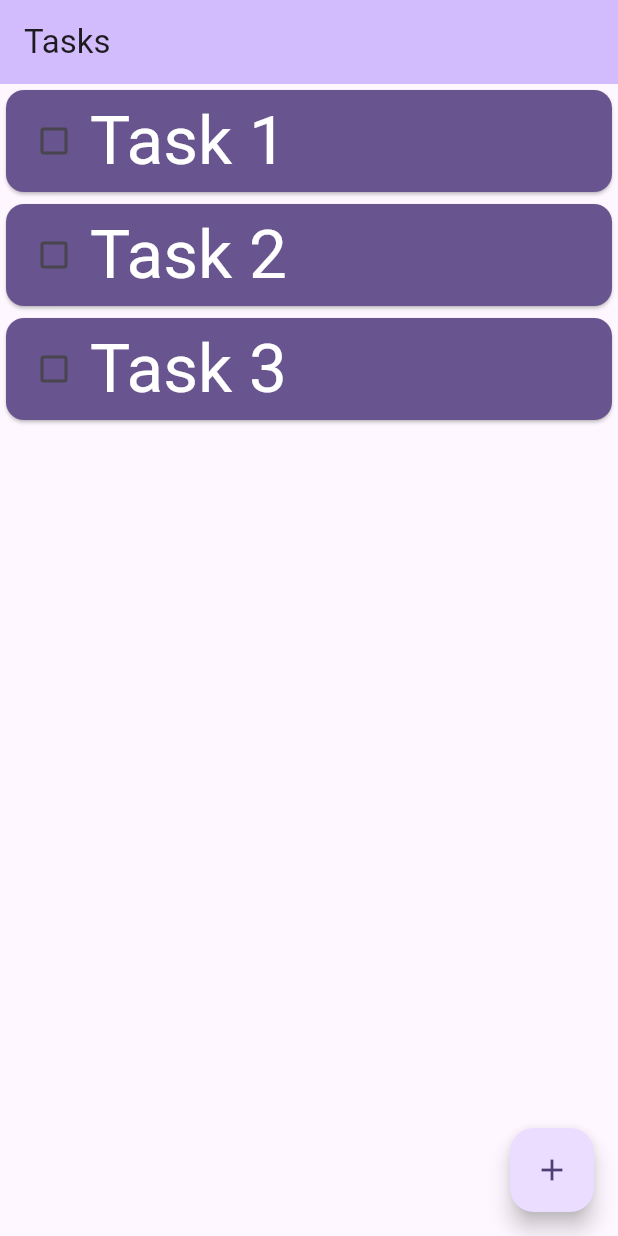
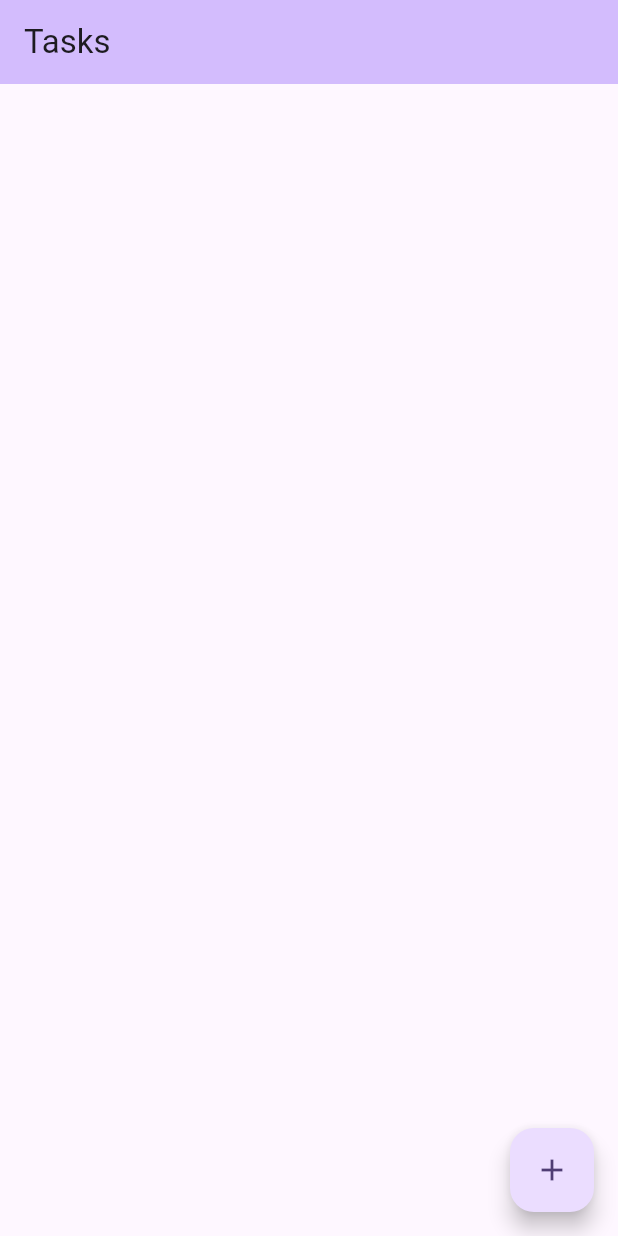
Before and after one commit to SergeySuloev/tasks-flutter, a Flutter app: the screen it shows after launch, on a phone screen of 412 x 824 dp. Run offline on Flutter 3.47's test engine with Material 3 defaults, Android fonts, the phone set to English and light mode, and no system bars.

Commit message:
Changed version number, made the list of tasks empty

```diff
--- a/lib/main.dart
+++ b/lib/main.dart
@@ -21,13 +21,10 @@ class MyApp extends StatelessWidget {
   }
 }
 
+// ignore: must_be_immutable
 class TasksList extends StatefulWidget {
   final String title;
-  final List<Task> tasks = [
-    Task(taskString: 'Task 1'),
-    Task(taskString: 'Task 2'),
-    Task(taskString: 'Task 3'),
-  ];
+  List<Task> tasks = <Task>[];
   TasksList({super.key, required this.title});
 
   @override
--- a/pubspec.yaml
+++ b/pubspec.yaml
@@ -4,7 +4,7 @@ description: "Basic tasks app written in Flutter."
 # pub.dev using `flutter pub publish`. This is preferred for private packages.
 publish_to: 'none' # Remove this line if you wish to publish to pub.dev
 
-version: 1.0.0+1
+version: 0.0.1+0.0.1
 
 environment:
   sdk: '>=3.3.3 <4.0.0'
```
